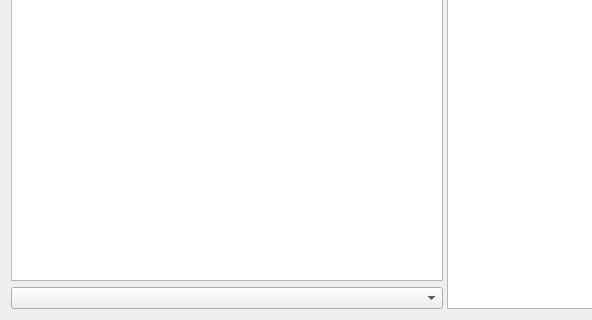
Novynn/Adamant, file plugins/StashViewer/characterviewer.ui: the form before one commit; both pictures show x 0 to 592 and y 341 to 661 of the 889 by 661 pixel window.
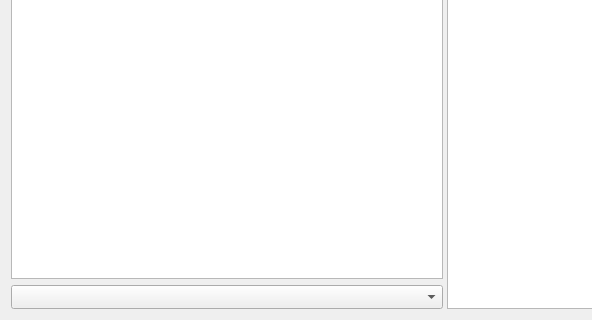
The form after the commit.

Diff of the .ui file:
```diff
--- a/plugins/StashViewer/characterviewer.ui
+++ b/plugins/StashViewer/characterviewer.ui
@@ -40,7 +40,14 @@
         <widget class="QListWidget" name="listWidget"/>
        </item>
        <item>
-        <widget class="QComboBox" name="comboBox"/>
+        <widget class="QComboBox" name="comboBox">
+         <property name="minimumSize">
+          <size>
+           <width>0</width>
+           <height>24</height>
+          </size>
+         </property>
+        </widget>
        </item>
       </layout>
      </widget>
```
